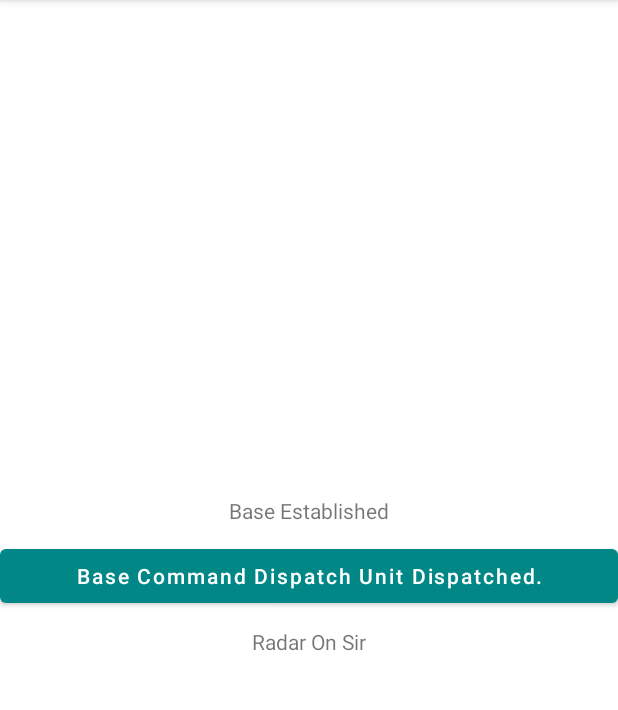
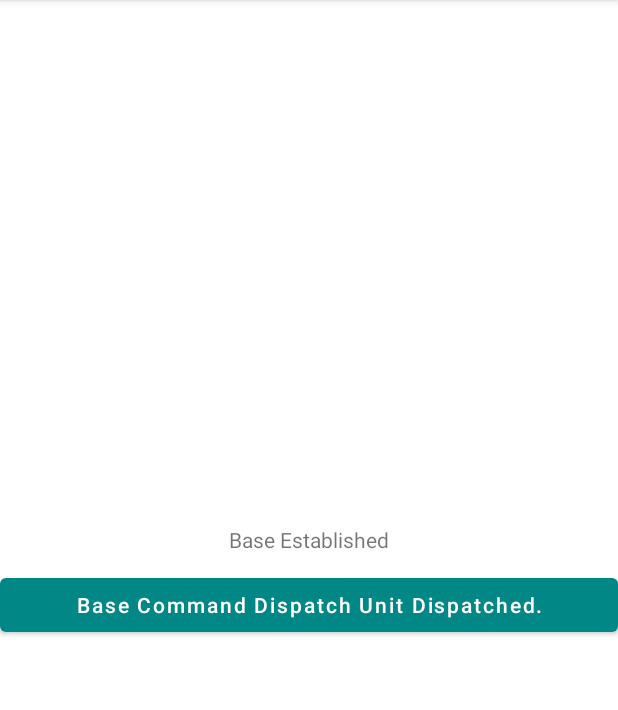
Before and after one commit to k-wjames/YOLO, an Android app: the PlayMansion screen opened directly, with no data from a screen before it, on a phone screen of 412 x 824 dp, the part 84-794 px from its top. Run offline under Robolectric (Android 15) with nearby library versions, the phone set to English and light mode, and no system bars.

Commit message:
Take Two

```diff
--- a/app/src/main/res/layout/activity_play_mansion.xml
+++ b/app/src/main/res/layout/activity_play_mansion.xml
@@ -21,10 +21,6 @@
         android:textAllCaps="false"/>
 
 
-    <TextView
-        android:layout_width="wrap_content"
-        android:layout_height="wrap_content"
-        android:text="Radar On Sir"
-        android:layout_margin="10dp"/>
+
 
 </LinearLayout>
```
